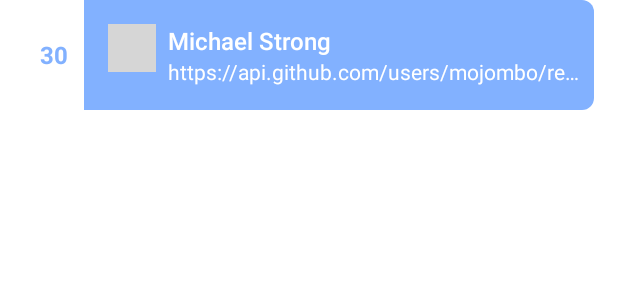
After one commit to idmdragon/GithubListTix, an Android app: the layout item_user.xml on its own in the app's theme, with its tools: preview values and no code run, on a phone screen of 412 x 824 dp. The commit adds this screen. Shown: the top 300 px of the screen. Run offline under Robolectric (Android 15) with nearby library versions, the phone set to English and light mode, and no system bars; grey boxes are pictures that could not be loaded.

Commit message:
feat(list): setup ui for list user

```diff
--- a/app/src/main/AndroidManifest.xml
+++ b/app/src/main/AndroidManifest.xml
@@ -2,6 +2,7 @@
 <manifest xmlns:android="http://schemas.android.com/apk/res/android"
     package="com.idmdragon.githublist">
 
+    <uses-permission android:name="android.permission.INTERNET"/>
     <application
         android:allowBackup="true"
         android:icon="@mipmap/ic_launcher"
@@ -10,7 +11,7 @@
         android:supportsRtl="true"
         android:theme="@style/Theme.GIthubList">
         <activity
-            android:name=".MainActivity"
+            android:name=".ui.activities.ListActivity"
             android:exported="true">
             <intent-filter>
                 <action android:name="android.intent.action.MAIN" />
--- /dev/null
+++ b/app/src/main/java/com/idmdragon/githublist/ui/viewModels/ListViewModels.kt
@@ -0,0 +1,4 @@
+package com.idmdragon.githublist.ui.viewModels
+
+class ListViewModels {
+}
--- /dev/null
+++ b/app/src/main/res/drawable/bg_background.xml
@@ -0,0 +1,6 @@
+<?xml version="1.0" encoding="utf-8"?>
+<shape android:shape="rectangle" xmlns:android="http://schemas.android.com/apk/res/android">
+
+    <solid android:color="@color/blue_a100"/>
+    <corners android:radius="@dimen/spacing_8x"/>
+</shape>
--- /dev/null
+++ b/app/src/main/res/layout/item_user.xml
@@ -0,0 +1,71 @@
+<?xml version="1.0" encoding="utf-8"?>
+<androidx.constraintlayout.widget.ConstraintLayout xmlns:android="http://schemas.android.com/apk/res/android"
+    xmlns:app="http://schemas.android.com/apk/res-auto"
+    xmlns:tools="http://schemas.android.com/tools"
+    android:layout_width="match_parent"
+    android:layout_height="wrap_content"
+    android:background="@drawable/bg_background"
+    android:layout_marginBottom="@dimen/spacing_16x"
+    android:layout_marginHorizontal="@dimen/spacing_16x">
+
+    <FrameLayout
+        app:layout_constraintTop_toTopOf="parent"
+        app:layout_constraintStart_toStartOf="parent"
+        android:id="@+id/layoutId"
+        android:layout_width="@dimen/size_40x"
+        android:layout_height="@dimen/size_0x"
+        app:layout_constraintBottom_toBottomOf="parent"
+        android:background="@color/white"
+        >
+        <TextView
+            android:id="@+id/tvId"
+            android:layout_width="wrap_content"
+            android:layout_height="wrap_content"
+            android:layout_gravity="center"
+            android:textStyle="bold"
+            android:textColor="@color/blue_a100"
+            android:textSize="@dimen/text_size_16"
+            tools:text="30"/>
+    </FrameLayout>
+
+    <de.hdodenhof.circleimageview.CircleImageView
+        android:id="@+id/ivProfile"
+        android:layout_width="@dimen/size_32x"
+        android:layout_height="@dimen/size_32x"
+        android:layout_marginStart="@dimen/spacing_16x"
+        android:layout_marginTop="@dimen/spacing_16x"
+        app:layout_constraintStart_toEndOf="@+id/layoutId"
+        app:layout_constraintTop_toTopOf="parent"
+        tools:src="@tools:sample/avatars" />
+
+    <com.google.android.material.textview.MaterialTextView
+        android:id="@+id/tvName"
+        android:layout_width="@dimen/size_0x"
+        android:layout_height="wrap_content"
+        android:layout_marginStart="@dimen/spacing_8x"
+        android:fontFamily="sans-serif-medium"
+        android:textColor="@color/white"
+        android:textSize="@dimen/text_size_16"
+        app:layout_constraintEnd_toEndOf="parent"
+        android:layout_marginEnd="@dimen/spacing_8x"
+        android:maxLines="2"
+        app:layout_constraintStart_toEndOf="@id/ivProfile"
+        app:layout_constraintTop_toTopOf="@id/ivProfile"
+        tools:text="Michael Strong" />
+
+    <TextView
+        android:id="@+id/tvRepos"
+        android:layout_width="@dimen/size_0x"
+        android:layout_height="wrap_content"
+        app:layout_constraintTop_toBottomOf="@id/tvName"
+        app:layout_constraintStart_toStartOf="@id/tvName"
+        android:textColor="@color/white"
+        app:layout_constraintEnd_toEndOf="parent"
+        android:maxLines="1"
+        android:ellipsize="end"
+        android:layout_marginEnd="@dimen/spacing_8x"
+        app:layout_constraintBottom_toBottomOf="parent"
+        android:layout_marginBottom="@dimen/spacing_16x"
+        tools:text="https://api.github.com/users/mojombo/repos"/>
+
+</androidx.constraintlayout.widget.ConstraintLayout>
--- a/app/src/main/res/values-night/themes.xml
+++ b/app/src/main/res/values-night/themes.xml
@@ -1,13 +1,13 @@
 <resources xmlns:tools="http://schemas.android.com/tools">
     <!-- Base application theme. -->
-    <style name="Theme.GIthubList" parent="Theme.MaterialComponents.DayNight.DarkActionBar">
+    <style name="Theme.GIthubList" parent="Theme.MaterialComponents.DayNight.NoActionBar">
         <!-- Primary brand color. -->
-        <item name="colorPrimary">@color/purple_200</item>
-        <item name="colorPrimaryVariant">@color/purple_700</item>
+        <item name="colorPrimary">@color/blue_a100</item>
+        <item name="colorPrimaryVariant">@color/blue_a100</item>
         <item name="colorOnPrimary">@color/black</item>
         <!-- Secondary brand color. -->
-        <item name="colorSecondary">@color/teal_200</item>
-        <item name="colorSecondaryVariant">@color/teal_200</item>
+        <item name="colorSecondary">@color/blue_a100</item>
+        <item name="colorSecondaryVariant">@color/blue_a100</item>
         <item name="colorOnSecondary">@color/black</item>
         <!-- Status bar color. -->
         <item name="android:statusBarColor" tools:targetApi="l">?attr/colorPrimaryVariant</item>
--- a/app/src/main/res/values/colors.xml
+++ b/app/src/main/res/values/colors.xml
@@ -5,6 +5,7 @@
     <color name="purple_700">#FF3700B3</color>
     <color name="teal_200">#FF03DAC5</color>
     <color name="teal_700">#FF018786</color>
+    <color name="blue_a100">#82B1FF</color>
     <color name="black">#FF000000</color>
     <color name="white">#FFFFFFFF</color>
 </resources>
--- /dev/null
+++ b/app/src/main/res/values/dimens.xml
@@ -0,0 +1,13 @@
+<?xml version="1.0" encoding="utf-8"?>
+<resources>
+    <dimen name="spacing_12x">12dp</dimen>
+    <dimen name="spacing_16x">16dp</dimen>
+    <dimen name="spacing_24x">24dp</dimen>
+
+    <dimen name="size_0x">0dp</dimen>
+    <dimen name="size_32x">32dp</dimen>
+    <dimen name="size_40x">40dp</dimen>
+    <dimen name="spacing_8x">8dp</dimen>
+    <dimen name="text_size_16">16sp</dimen>
+
+</resources>
--- a/app/src/main/res/values/themes.xml
+++ b/app/src/main/res/values/themes.xml
@@ -1,13 +1,13 @@
 <resources xmlns:tools="http://schemas.android.com/tools">
     <!-- Base application theme. -->
-    <style name="Theme.GIthubList" parent="Theme.MaterialComponents.DayNight.DarkActionBar">
+    <style name="Theme.GIthubList" parent="Theme.MaterialComponents.DayNight.NoActionBar">
         <!-- Primary brand color. -->
-        <item name="colorPrimary">@color/purple_500</item>
-        <item name="colorPrimaryVariant">@color/purple_700</item>
+        <item name="colorPrimary">@color/blue_a100</item>
+        <item name="colorPrimaryVariant">@color/blue_a100</item>
         <item name="colorOnPrimary">@color/white</item>
         <!-- Secondary brand color. -->
-        <item name="colorSecondary">@color/teal_200</item>
-        <item name="colorSecondaryVariant">@color/teal_700</item>
+        <item name="colorSecondary">@color/blue_a100</item>
+        <item name="colorSecondaryVariant">@color/blue_a100</item>
         <item name="colorOnSecondary">@color/black</item>
         <!-- Status bar color. -->
         <item name="android:statusBarColor" tools:targetApi="l">?attr/colorPrimaryVariant</item>
```
Also changed, not shown: app/src/main/java/com/idmdragon/githublist/MainActivity.kt (deleted, +0 -11 lines), app/src/main/java/com/idmdragon/githublist/model/User.kt (added, +8 -0 lines), app/src/main/java/com/idmdragon/githublist/ui/activities/ListActivity.kt (added, +28 -0 lines), app/src/main/java/com/idmdragon/githublist/ui/adapter/ListAdapter.kt (added, +53 -0 lines), app/src/main/java/com/idmdragon/githublist/utils/DummyData.kt (added, +75 -0 lines), app/src/main/res/layout/activity_list.xml (added, +17 -0 lines), app/src/main/res/layout/activity_main.xml (deleted, +0 -18 lines).
